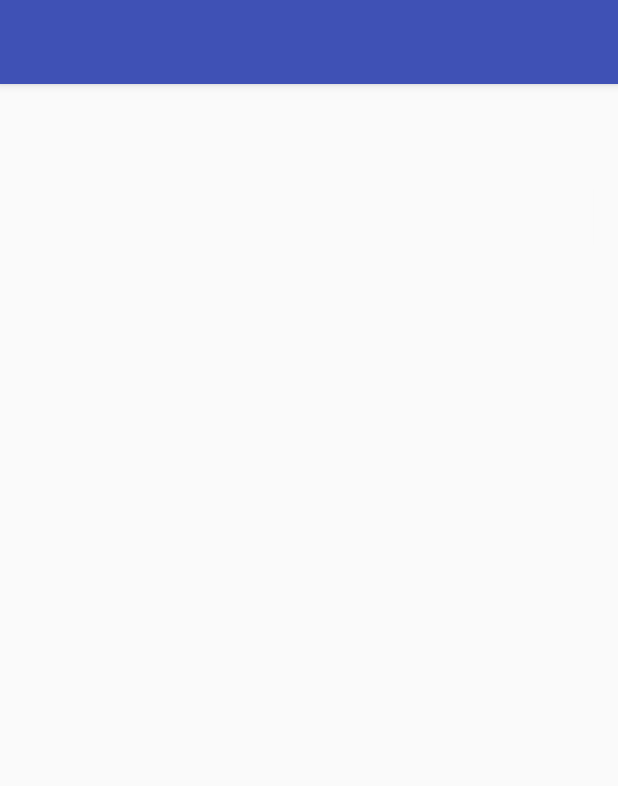
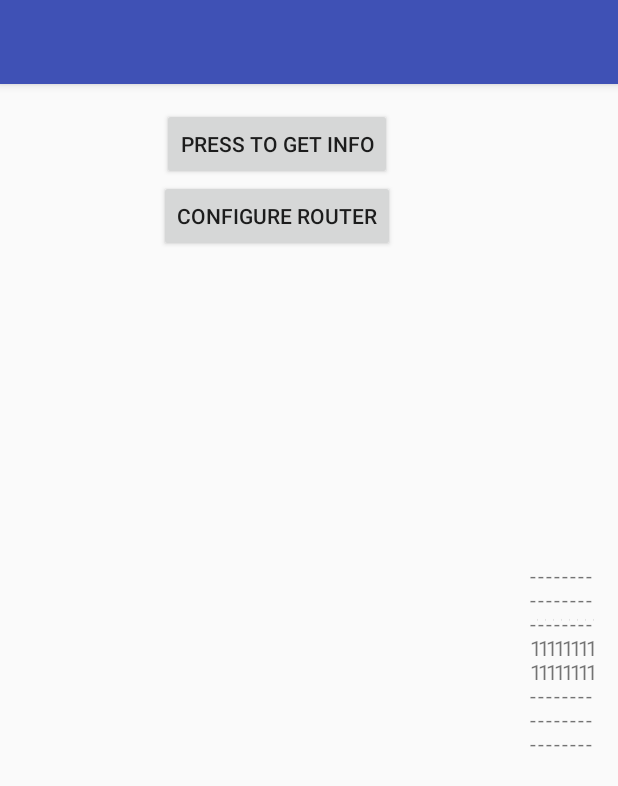
Before and after one commit to liorsap1/SW-Final-project-JCE-, an Android app: the screen it shows after launch (MainActivity), on a phone screen of 412 x 824 dp. Shown: the top 786 px of the screen. Run offline under Robolectric (Android 15) with nearby library versions, the phone set to English and light mode, and no system bars; 1 statement that could not run was skipped.

Commit message:
in xml: fixing the orientation

```diff
--- a/Code/WifiApp2/app/src/main/AndroidManifest.xml
+++ b/Code/WifiApp2/app/src/main/AndroidManifest.xml
@@ -2,6 +2,7 @@
 <manifest xmlns:android="http://schemas.android.com/apk/res/android"
           package="com.example.and.wifiapp">
 
+    <uses-permission android:name="android.permission.ACCESS_WIFI_STATE"/>
     <application
             android:allowBackup="true"
             android:icon="@mipmap/ic_launcher"
--- a/Code/WifiApp2/app/src/main/res/layout/activity_main.xml
+++ b/Code/WifiApp2/app/src/main/res/layout/activity_main.xml
@@ -12,21 +12,21 @@
         tools:context="com.example.and.wifiapp.MainActivity">
 
 
-    <LinearLayout
-            android:orientation="vertical"
-            android:layout_width="match_parent"
-            android:layout_height="wrap_content"
-            android:layout_weight="1"
-            android:id="@+id/layout1">
-        <ListView
-                android:layout_width="match_parent"
-                android:layout_height="match_parent"
-                android:id="@+id/detailsList">
+    <!--<LinearLayout-->
+            <!--android:orientation="vertical"-->
+            <!--android:layout_width="match_parent"-->
+            <!--android:layout_height="wrap_content"-->
+            <!--android:layout_weight="1"-->
+            <!--android:id="@+id/layout1">-->
+        <!--<ListView-->
+                <!--android:layout_width="match_parent"-->
+                <!--android:layout_height="match_parent"-->
+                <!--android:id="@+id/detailsList">-->
 
 
-        </ListView>
+        <!--</ListView>-->
 
-    </LinearLayout>
+    <!--</LinearLayout>-->
 
     <LinearLayout
             android:orientation="vertical"
```
